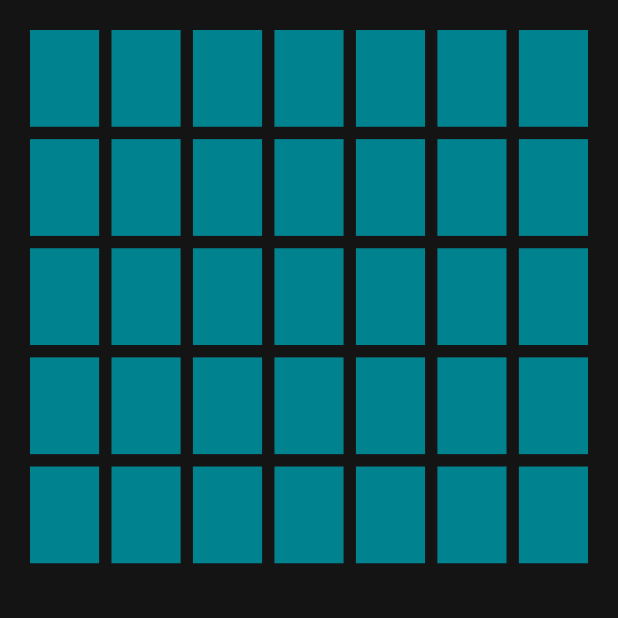
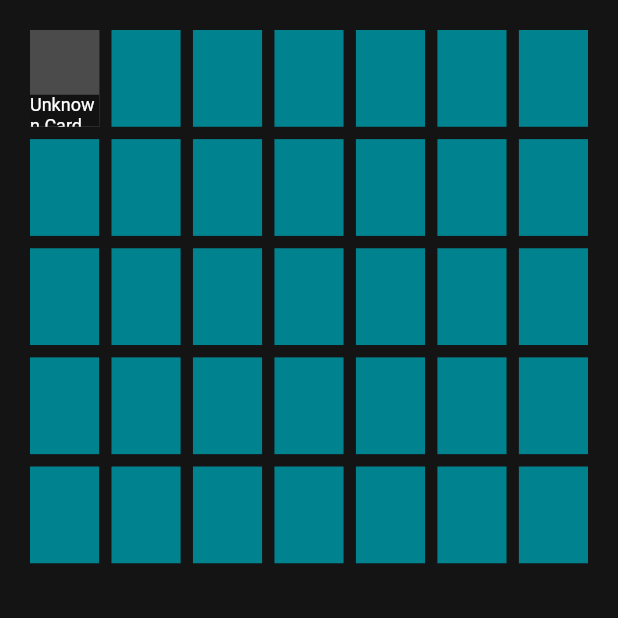
Before and after one commit to ZacharyBohn/CardPrototype, a Flutter app: the screen it shows after launch, on a phone screen of 412 x 824 dp, the top half of it. Run offline on Flutter 3.47's test engine with Material 2 defaults, Android fonts, the phone set to English and light mode, and no system bars.

Commit message:
Allows cards to be draggable and show card name

```diff
--- a/lib/empty_position.dart
+++ b/lib/empty_position.dart
@@ -1,25 +1,36 @@
 import 'package:flutter/material.dart';
+
+import 'models/game_card_model.dart';
 
 class EmptyPosition extends StatelessWidget {
   final int indexPosition;
   final Color color;
-  final void Function(int) onTap;
+  final void Function(int, GameCardModel) onDraggedTo;
 
   const EmptyPosition({
     required this.indexPosition,
     required this.color,
-    required this.onTap,
+    required this.onDraggedTo,
   });
 
   @override
   Widget build(BuildContext context) {
-    return GestureDetector(
-      onTap: () {
-        onTap(indexPosition);
+    return DragTarget(
+      builder: (context, data, __) {
+        return GestureDetector(
+          child: Container(
+            color: color,
+          ),
+        );
       },
-      child: Container(
-        color: color,
-      ),
+      onWillAccept: (object) {
+        if (object is GameCardModel) return true;
+        print('rejecting object: $object');
+        return false;
+      },
+      onAccept: (object) {
+        onDraggedTo(indexPosition, object as GameCardModel);
+      },
     );
   }
 }
--- a/lib/game_card.dart
+++ b/lib/game_card.dart
@@ -1,9 +1,16 @@
 import 'package:flutter/material.dart';
+import 'models/game_card_model.dart';
 
 class GameCard extends StatefulWidget {
+  final GameCardModel card;
   final int indexPosition;
+  final Size cardSize;
+  final void Function(int) onDraggedFrom;
   const GameCard({
+    required this.card,
     required this.indexPosition,
+    required this.cardSize,
+    required this.onDraggedFrom,
   });
 
   @override
@@ -14,10 +21,53 @@ class _GameCardState extends State<GameCard> {
   @override
   Widget build(BuildContext context) {
     //use fractionally sized box to build sub components
-    return FractionallySizedBox(
-      widthFactor: 1,
-      heightFactor: 1,
-      child: Container(color: Colors.red),
+    return Material(
+      child: Draggable(
+        data: widget.card,
+        feedback: Container(
+          width: widget.cardSize.width * 1.2,
+          height: widget.cardSize.height * 1.2,
+          color: Colors.black45,
+          child: subCard(widget.card.name),
+        ),
+        onDragEnd: (DraggableDetails details) {
+          widget.onDraggedFrom(widget.indexPosition);
+        },
+        child: Container(
+          width: widget.cardSize.width.ceilToDouble(),
+          height: widget.cardSize.height.ceilToDouble(),
+          color: Colors.black45,
+          child: subCard(widget.card.name),
+        ),
+      ),
     );
   }
 }
+
+Widget subCard(String cardName) {
+  return Column(
+    children: [
+      //card image
+      Flexible(
+        flex: 2,
+        child: Container(color: Colors.black45),
+      ),
+      //card name
+      Flexible(
+        flex: 1,
+        child: Container(
+          color: Colors.black87,
+          child: Center(
+            child: Text(
+              cardName,
+              style: TextStyle(
+                fontSize: 12,
+                color: Colors.white,
+              ),
+            ),
+          ),
+        ),
+      ),
+    ],
+  );
+}
--- a/lib/main.dart
+++ b/lib/main.dart
@@ -2,7 +2,7 @@ import 'package:flutter/material.dart';
 
 import 'empty_position.dart';
 import 'game_card.dart';
-import 'models/card_model.dart';
+import 'models/game_card_model.dart';
 
 void main() {
   runApp(Prototype());
@@ -19,7 +19,9 @@ class _PrototypeState extends State<Prototype> {
   Widget build(BuildContext context) {
     return MaterialApp(
       home: Scaffold(
-        body: GameBoard(),
+        body: Builder(
+          builder: (context) => GameBoard(),
+        ),
       ),
     );
   }
@@ -45,7 +47,18 @@ class _GameBoardState extends State<GameBoard> {
     for (int _ = 0; _ < rows * columns; _++) {
       cards.add(null);
     }
+    cards[0] = GameCardModel();
     super.initState();
+  }
+
+  /// Warning: Math ahead
+  Size getCardSize(Size size) {
+    double outterPadding = 40;
+    double innerPadding = rows * size.height * 0.01;
+    double remainingSpace = size.height - (outterPadding + innerPadding);
+    double cardHeight = remainingSpace / rows;
+    double cardWidth = cardHeight / (1 / cardAspectRatio);
+    return Size(cardWidth, cardHeight);
   }
 
   int getXFromIndex(int index) {
@@ -63,7 +76,7 @@ class _GameBoardState extends State<GameBoard> {
 
   /// Called on each build call, reads from `cards`
   /// to build either a game card or an empty position
-  List<Widget> buildWidgets() {
+  List<Widget> buildWidgets(Size cardSize) {
     List<Widget> widgets = [];
     for (int index = 0; index < rows * columns; index++) {
       if (cards[index] == null) {
@@ -71,16 +84,25 @@ class _GameBoardState extends State<GameBoard> {
           EmptyPosition(
             indexPosition: index,
             color: emptyCardColor,
-            onTap: (int indexPosition) {
+            onDraggedTo: (int indexPosition, GameCardModel card) {
               setState(() {
-                cards[indexPosition] = GameCardModel();
+                cards[indexPosition] = card;
               });
             },
           ),
         );
       }
       if (cards[index] != null) {
-        widgets.add(GameCard(indexPosition: index));
+        widgets.add(GameCard(
+          card: cards[index]!,
+          indexPosition: index,
+          cardSize: cardSize,
+          onDraggedFrom: (int indexPosition) {
+            setState(() {
+              cards[indexPosition] = null;
+            });
+          },
+        ));
       }
     }
     return widgets;
@@ -89,6 +111,7 @@ class _GameBoardState extends State<GameBoard> {
   @override
   Widget build(BuildContext context) {
     Size size = MediaQuery.of(context).size;
+    Size cardSize = getCardSize(size);
     return Container(
       color: Colors.black,
       child: Row(
@@ -104,7 +127,7 @@ class _GameBoardState extends State<GameBoard> {
               mainAxisSpacing: size.height * 0.01,
               crossAxisSpacing: size.height * 0.01,
               childAspectRatio: cardAspectRatio,
-              children: buildWidgets(),
+              children: buildWidgets(cardSize),
             ),
           ),
           //the side panel
```
Also changed, not shown: lib/models/game_card_model.dart (renamed from lib/models/card_model.dart).
